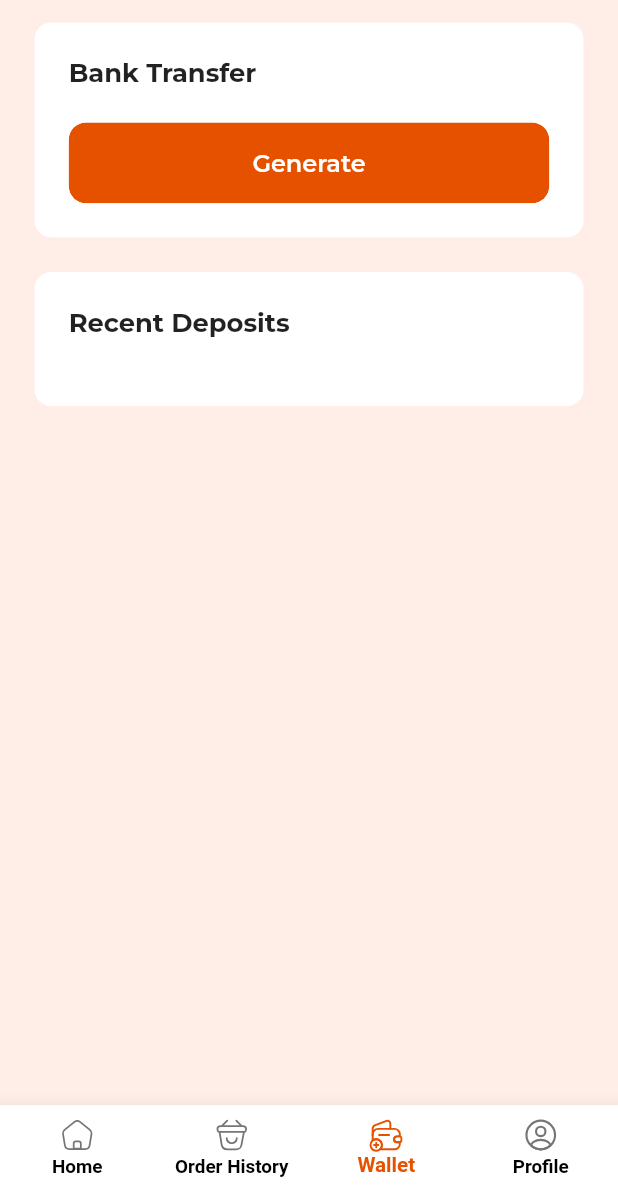
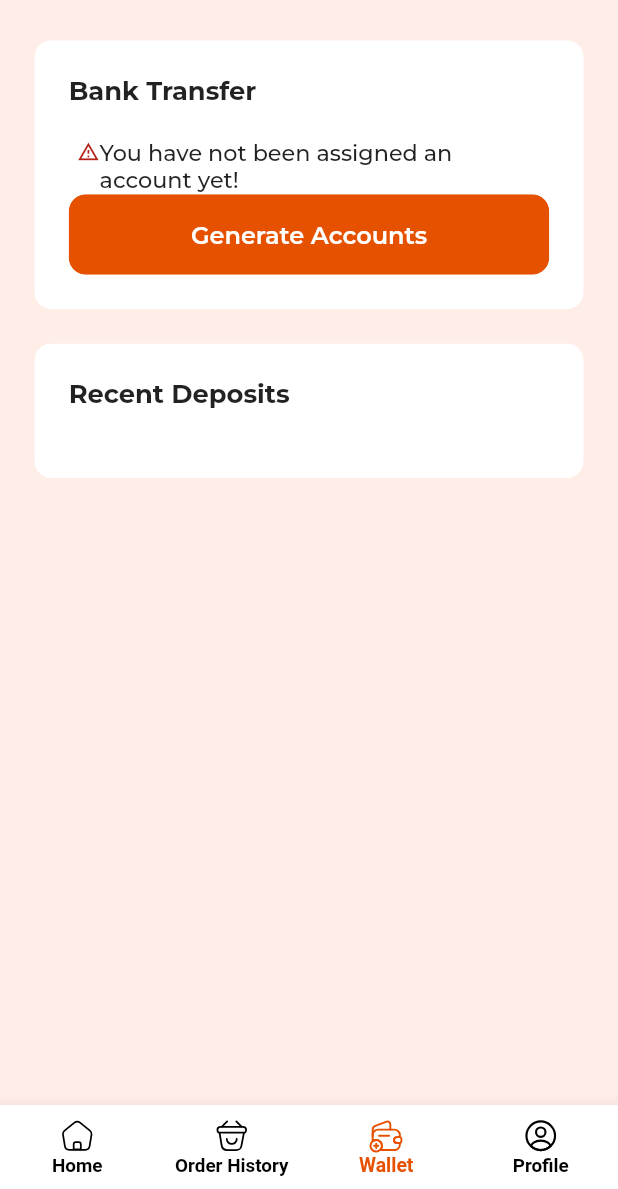
Before and after one commit to Elswag05/InstaKing, a Flutter app: the InstaDashboard screen opened directly, after a tap on the "person add alt" icon, after a tap on "Fund Wallet", on a phone screen of 412 x 824 dp, the part 47-1236 px from its top. Run offline on Flutter 3.47's test engine with Material 3 defaults, Android fonts, the phone set to English and light mode, and no system bars; drawn by our look-alikes of oktoast; our stand-ins replace awesome_dialog, dio, firebase_core, flutter_riverpod, flutter_screenutil, flutter_secure_storage and 5 more; accounts and stored records are empty; network calls fail; Roboto replaces fonts that are missing (Montserrat); project files that could hold a hidden picture were left out.

Commit message:
INFO: After a hot rain of glory, gst, starting work fully. Finishing soon!. soliicting.

```diff
--- a/lib/core/extensions/widget_extension.dart
+++ b/lib/core/extensions/widget_extension.dart
@@ -25,7 +25,7 @@ extension WidgetExtension on Widget {
         child: this,
       );
 
-  Widget afmGetFuture(Future<Object?>? future, int? itemCount) => FutureBuilder(
+  Widget afmGetFuture(Future<Object?>? future) => FutureBuilder(
         future: future,
         builder: (context, snapshot) {
           if (snapshot.connectionState == ConnectionState.done) {
--- a/lib/core/theme/env_theme_manager.dart
+++ b/lib/core/theme/env_theme_manager.dart
@@ -17,7 +17,7 @@ class EnvThemeManager {
     error: const Color.fromARGB(255, 209, 35, 23),
     background: InstaColors.appBackgroundColor,
     inverseSurface: InstaColors.darkBackgroundColor,
-    surface: InstaColors.secondaryTextColor,
+    surface: InstaColors.darkColor,
     onBackground: InstaColors.darkColor,
     onPrimary: InstaColors.darkColor,
     shadow: InstaColors.darkColor,
@@ -25,7 +25,7 @@ class EnvThemeManager {
     onInverseSurface: InstaColors.lightColor,
     onSecondary: InstaColors.darkColor,
     onSurface: InstaColors.darkColor,
-    onSurfaceVariant: InstaColors.mildGrey,
+    onSurfaceVariant: InstaColors.lightColor,
     onTertiary: InstaColors.darkColor,
     onErrorContainer: InstaColors.lightColor,
     onTertiaryContainer: InstaColors.darkColor,
@@ -34,18 +34,18 @@ class EnvThemeManager {
     errorContainer: InstaColors.errorColor,
     inversePrimary: InstaColors.primaryColor,
     outline: InstaColors.darkColor,
-    outlineVariant: InstaColors.darkColor,
+    outlineVariant: InstaColors.lightColor,
     onError: InstaColors.darkColor,
     primaryContainer: InstaColors.mildLightColor,
     secondary: InstaColors.mildLightColor,
-    scrim: InstaColors.darkColor,
+    scrim: InstaColors.mildGrey,
     surfaceTint: InstaColors.mildLightColor,
   );
   static final ColorScheme _darkColorScheme = const ColorScheme.dark().copyWith(
     primary: InstaColors.primaryColor,
     error: InstaColors.errorColor,
     background: InstaColors.darkBackgroundColor,
-    surface: InstaColors.darkBackgroundColor,
+    surface: InstaColors.lightColor,
     onBackground: InstaColors.lightColor,
     onPrimary: InstaColors.lightColor,
     shadow: InstaColors.lightColor,
@@ -62,9 +62,9 @@ class EnvThemeManager {
     primaryContainer: InstaColors.darkColor,
     secondary: InstaColors.mildGrey,
     secondaryContainer: InstaColors.darkColor,
-    surfaceVariant: InstaColors.mildGrey,
+    surfaceVariant: InstaColors.darkColor,
     surfaceTint: InstaColors.mildLightColor,
-    scrim: InstaColors.appBackgroundColor,
+    scrim: InstaColors.mildGrey,
     tertiary: InstaColors.mildGrey,
     tertiaryContainer: InstaColors.darkColor,
   );
@@ -79,6 +79,7 @@ class EnvThemeManager {
       disabledColor: colorScheme.inverseSurface,
       brightness: colorScheme.brightness,
       primaryColor: InstaColors.primaryColor,
+      backgroundColor: colorScheme.background,
       bottomNavigationBarTheme: BottomNavigationBarThemeData(
         backgroundColor: colorScheme.background,
       ));
--- a/lib/main.dart
+++ b/lib/main.dart
@@ -19,8 +19,9 @@ Future<void> main() async {
 
   WidgetsFlutterBinding.ensureInitialized();
   await Firebase.initializeApp(options: DefaultFirebaseOptions.currentPlatform);
-  SystemChrome.setEnabledSystemUIMode(SystemUiMode.manual,
-      overlays: [SystemUiOverlay.top, SystemUiOverlay.bottom]).then(
+
+  SystemChrome.setEnabledSystemUIMode(SystemUiMode.immersiveSticky,
+      overlays: [SystemUiOverlay.bottom]).then(
     (_) => runApp(
       const ProviderScope(
         child: InstaKingGuide(),
@@ -63,7 +64,8 @@ class _InstaKing extends ConsumerState<InstaKingGuide> {
             darkTheme: EnvThemeManager.darkTheme,
             debugShowCheckedModeBanner: false,
             home: Scaffold(
-              body: FutureBuilder<String?>(
+              body: SafeArea(
+                child: FutureBuilder<String?>(
                   future: getEmailFuture,
                   builder: (context, snapshot) {
                     if (snapshot.connectionState == ConnectionState.done) {
@@ -79,6 +81,7 @@ class _InstaKing extends ConsumerState<InstaKingGuide> {
                   },
                 ),
               ),
+            ),
           );
         },
       ),
--- a/lib/presentation/views/authentication/auth_shared/text_form.dart
+++ b/lib/presentation/views/authentication/auth_shared/text_form.dart
@@ -46,7 +46,9 @@ class _AuthTextFieldState extends State<AuthTextField> {
 
   @override
   Widget build(BuildContext context) {
-    return TextFormField(
+    return SizedBox(
+      height: 60.h,
+      child: TextFormField(
         controller: widget.controller,
         autovalidateMode: AutovalidateMode.onUserInteraction,
         style: TextStyle(
@@ -64,7 +66,8 @@ class _AuthTextFieldState extends State<AuthTextField> {
             fontFamily: 'Montesserat',
             fontSize: 13.sp,
           ),
-        suffixIcon: (widget.hasSuffix) ? eyeToHidePassword() : const SizedBox(),
+          suffixIcon:
+              (widget.hasSuffix) ? eyeToHidePassword() : const SizedBox(),
           filled: true,
           fillColor: InstaColors.lightColor,
           enabledBorder: OutlineInputBorder(
@@ -101,6 +104,7 @@ class _AuthTextFieldState extends State<AuthTextField> {
           ),
         ),
       ).afmPadding(
-        EdgeInsets.only(left: 20.w, right: 20.w, top: 10.sp, bottom: 10.sp));
+          EdgeInsets.only(left: 20.w, right: 20.w, top: 10.sp, bottom: 10.sp)),
+    );
   }
 }
--- a/lib/presentation/views/authentication/signup/sign_up.dart
+++ b/lib/presentation/views/authentication/signup/sign_up.dart
@@ -153,7 +153,7 @@ class _SignUpState extends State<SignUp> {
               (value) {
                 if (value) {
                   ref.read(instaProfileController.notifier).getProfileDetails();
-                  Navigator.of(context).push(MaterialPageRoute(
+                  Navigator.of(context).pushReplacement(MaterialPageRoute(
                     builder: (context) => const InstaDashboard(),
                   ));
                 }
--- a/lib/presentation/views/dashboard/bottom_navigation_bar_item.dart
+++ b/lib/presentation/views/dashboard/bottom_navigation_bar_item.dart
@@ -24,7 +24,7 @@ BottomNavigationBarItem buildBottomNavigationBarItem(
       // ignore: deprecated_member_use
       color: selectedPageIndex == index
           ? InstaColors.primaryColor
-          : Theme.of(context).unselectedWidgetColor,
+          : Theme.of(context).colorScheme.onSurface,
       semanticsLabel: label,
     ),
     // icon: Image.asset(
--- a/lib/presentation/views/dashboard/insta_dashboard.dart
+++ b/lib/presentation/views/dashboard/insta_dashboard.dart
@@ -24,14 +24,14 @@ class InstaDashboard extends HookConsumerWidget {
         showUnselectedLabels: true,
         currentIndex: selectedPageIndex,
         type: BottomNavigationBarType.fixed,
-        selectedFontSize: 12.sp,
+        selectedFontSize: 11.3.sp,
+        unselectedFontSize: 11.sp,
         selectedItemColor: InstaColors.primaryColor,
         selectedLabelStyle: TextStyle(
           color: Theme.of(context).primaryColor,
           fontFamily: 'Montserrat',
           fontWeight: FontWeight.w600,
         ),
-        unselectedFontSize: 11.sp,
         unselectedLabelStyle: const TextStyle(
           fontFamily: 'Montserrat',
           fontWeight: FontWeight.w600,
@@ -43,7 +43,7 @@ class InstaDashboard extends HookConsumerWidget {
         ),
         unselectedIconTheme: IconThemeData(
           size: 30.sp,
-          color: Theme.of(context).dialogBackgroundColor,
+          color: Theme.of(context).colorScheme.onSurface,
         ),
         onTap: (value) {
           ref.read(dashBoardControllerProvider.notifier).switchPage(value);
--- a/lib/presentation/views/home/home_card_widgets.dart
+++ b/lib/presentation/views/home/home_card_widgets.dart
@@ -1,14 +1,12 @@
 import 'dart:ui';
 
 import 'package:flutter/material.dart';
-import 'package:flutter/services.dart';
 import 'package:flutter_screenutil/flutter_screenutil.dart';
-import 'package:insta_king/core/constants/env_colors.dart';
+import 'package:insta_king/core/constants/constants.dart';
 import 'package:insta_king/core/extensions/widget_extension.dart';
-import 'package:insta_king/data/local/toast_service.dart';
+import 'package:insta_king/core/theme/env_theme_manager.dart';
 import 'package:insta_king/presentation/views/home/home_container_widget.dart';
 import 'package:insta_king/presentation/views/shared_widgets/small_cta.dart';
-import 'package:insta_king/utils/locator.dart';
 import 'package:intl/intl.dart';
 
 class HomeCardBalance extends StatefulWidget {
@@ -39,7 +37,7 @@ class _HomeCardBalanceState extends State<HomeCardBalance> {
             fontFamily: 'Montesserat',
             fontSize: 12.sp,
             fontWeight: FontWeight.w500,
-            color: Theme.of(context).colorScheme.onInverseSurface,
+            color: Theme.of(context).colorScheme.onSurfaceVariant,
           ),
         ),
         SizedBox(
@@ -51,9 +49,9 @@ class _HomeCardBalanceState extends State<HomeCardBalance> {
             fontFamily: 'Montesserat',
             fontSize: 20.sp,
             fontWeight: FontWeight.w600,
-            color: Theme.of(context).colorScheme.onInverseSurface,
+            color: Theme.of(context).colorScheme.onSurfaceVariant,
           ),
-        ).afmGetFuture(widget.future, 1),
+        ).afmGetFuture(widget.future),
       ],
     );
   }
@@ -107,7 +105,7 @@ class _HomeCardListState extends State<HomeCardList> {
         scrollDirection: Axis.horizontal,
         children: [
           HomeContainer(
-            color: Theme.of(context).colorScheme.onSurfaceVariant,
+            color: InstaColors.mildGrey,
             child: Padding(
               padding: EdgeInsets.only(left: 18.sp, top: 3.sp, right: 18.w),
               child: Row(
--- a/lib/presentation/views/home/home_head.dart
+++ b/lib/presentation/views/home/home_head.dart
@@ -9,12 +9,14 @@ class HomeHeaderWidget extends StatefulWidget {
   final String? username;
   final void Function()? onNotificationsTap;
   final void Function()? onProfileTap;
+  final Future<Object?>? future;
   //File imageFile;
   const HomeHeaderWidget({
     Key? key,
     required this.username,
     this.onNotificationsTap,
     this.onProfileTap,
+    this.future,
     // this.imageFile = null,
   });
 
@@ -54,7 +56,7 @@ class _HomeHeaderWidgetState extends State<HomeHeaderWidget> {
                     fontSize: 14.sp,
                     fontWeight: FontWeight.bold,
                   ),
-                ),
+                ).afmGetFuture(widget.future),
                 Text(
                   'Welcome Back',
                   style: TextStyle(
--- a/lib/presentation/views/home/insta_home.dart
+++ b/lib/presentation/views/home/insta_home.dart
@@ -66,6 +66,7 @@ class _InstaHomeState extends State<InstaHome> with TickerProviderStateMixin {
                   //imageFile: ref.watch(instaProfileController.notifier).image!,
                   username: apiData.user?.username ?? 'User',
                   onNotificationsTap: () {},
+                  future: homie.whenComplete(() => null),
                   onProfileTap: () {
                     Navigator.of(context).push(
                       MaterialPageRoute(
@@ -80,7 +81,7 @@ class _InstaHomeState extends State<InstaHome> with TickerProviderStateMixin {
                   totalBonus: apiData.user?.bonus ?? '',
                   affiliateLink:
                       'https://instaking.ng/signup?ref=${apiData.user?.username ?? "waiting..."}',
-                  future: homie,
+                  future: homie.whenComplete(() => null),
                 ),
                 HomeContainer(
                   color: Theme.of(context).cardColor,
--- a/lib/presentation/views/wallet/generate_bank_transfer.dart
+++ b/lib/presentation/views/wallet/generate_bank_transfer.dart
@@ -1,6 +1,7 @@
 import 'package:flutter/material.dart';
 import 'package:flutter_screenutil/flutter_screenutil.dart';
 import 'package:hooks_riverpod/hooks_riverpod.dart';
+import 'package:insta_king/core/constants/env_colors.dart';
 import 'package:insta_king/core/extensions/widget_extension.dart';
 import 'package:insta_king/presentation/controllers/insta_wallet_controller.dart';
 import 'package:insta_king/presentation/views/shared_widgets/cta_button.dart';
@@ -145,8 +146,37 @@ class _WalletCard1State extends State<WalletCard1> {
                         bottom: 20.sp,
                       ),
                     ),
+                    SizedBox(
+                      height: 30.h,
+                      child: Row(
+                        crossAxisAlignment: CrossAxisAlignment.start,
+                        children: [
+                          SizedBox(
+                            width: 5.w,
+                          ),
+                          Icon(
+                            Icons.warning_amber_outlined,
+                            color: InstaColors.errorColor,
+                            size: 13.sp,
+                          ),
+                          SizedBox(
+                            height: 30.h,
+                            width: MediaQuery.of(context).size.width - 100.w,
+                            child: Text(
+                              'You have not been assigned an account yet!',
+                              style: TextStyle(
+                                fontFamily: 'Montesserat',
+                                fontSize: 13.sp,
+                                fontWeight: FontWeight.w500,
+                                overflow: TextOverflow.clip,
+                              ),
+                            ),
+                          )
+                        ],
+                      ),
+                    ),
                     CustomButton(
-                      pageCTA: 'Generate',
+                      pageCTA: 'Generate Accounts',
                       toSignOrLogin: () {
                         general.generateAccountDetails();
                         setState(() {
--- a/lib/presentation/views/wallet/insta_wallet.dart
+++ b/lib/presentation/views/wallet/insta_wallet.dart
@@ -10,15 +10,13 @@ class InstaWallet extends StatelessWidget {
 
   @override
   Widget build(BuildContext context) {
-    return Scaffold(
-      body: SafeArea(
-        child: Column(
+    return SafeArea(
+      child: Scaffold(
+        body: Column(
           children: [
-            const WalletAppBar()
-                .afmPadding(
-                  EdgeInsets.only(left: 20.sp, right: 20.sp),
-                )
-                .afmPadding(EdgeInsets.only(bottom: 10.h)),
+            const WalletAppBar().afmPadding(
+              EdgeInsets.only(left: 20.sp, right: 20.sp, bottom: 20.h),
+            ),
             const WalletCard1(),
             //const ReferralCopyCard(),
             //const SelectPaymentOptions(),
```
Also changed, not shown: 1 other file. Lines whose indentation alone changed are shown as unchanged.
